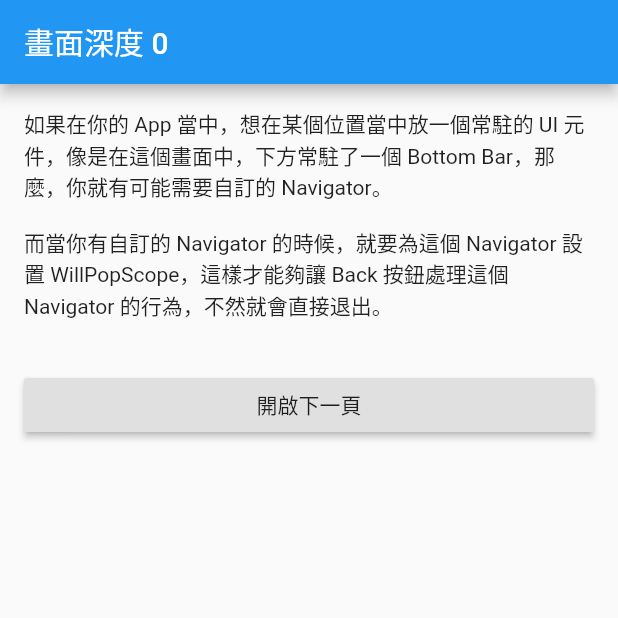
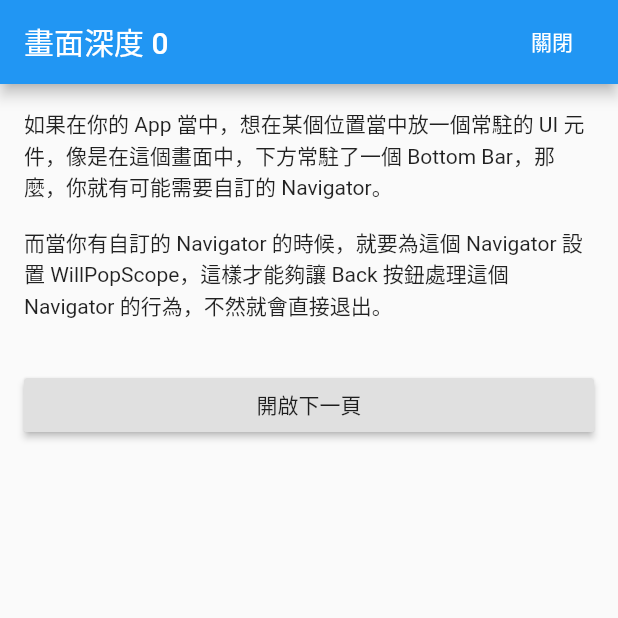
Before and after one commit to zonble/willpopscope_demo, a Flutter app: the screen it shows after launch, after a tap on "前往「控制自訂的 Navigator」範例", on a phone screen of 412 x 824 dp, the top half of it. Run offline on Flutter 3.47's test engine with Material 2 defaults, Android fonts, the phone set to English and light mode, and no system bars.

Commit message:
Updates the examples.

```diff
--- a/lib/demo3.dart
+++ b/lib/demo3.dart
@@ -10,8 +10,7 @@ class _Demo3State extends State<Demo3> {
   GlobalKey<NavigatorState> _key = GlobalKey();
 
   @override
-  Widget build(BuildContext context) {
-    return Scaffold(
+  Widget build(BuildContext context) => Scaffold(
       body: WillPopScope(
           onWillPop: () async {
             if (_key.currentState.canPop()) {
@@ -26,27 +25,19 @@ class _Demo3State extends State<Demo3> {
                   child: Navigator(
                       key: _key,
                       initialRoute: '',
-                onGenerateRoute: (settings) {
-                  return CupertinoPageRoute(
+                      onGenerateRoute: (settings) => CupertinoPageRoute(
                           builder: (context) => _Demo3Inner(depth: 0),
-                    settings: RouteSettings(isInitialRoute: true),
-                  );
-                },
-              ),
-            ),
+                          settings: RouteSettings(isInitialRoute: true)))),
               Container(
                   height: 44 + MediaQuery.of(context).padding.bottom,
                   width: double.infinity,
                   color: Colors.black12,
-              child: Column(
-                children: <Widget>[SizedBox(height: 10), Text('Bottom Bar')],
-              ),
-            )
+                  child: Column(children: <Widget>[
+                    SizedBox(height: 10),
+                    Text('Bottom Bar')
+                  ]))
             ],
-        ),
-      ),
-    );
-  }
+          )));
 }
 
 class _Demo3Inner extends StatefulWidget {
@@ -60,9 +51,16 @@ class _Demo3Inner extends StatefulWidget {
 
 class _Demo3InnerState extends State<_Demo3Inner> {
   @override
-  Widget build(BuildContext context) {
-    return Scaffold(
-      appBar: AppBar(title: Text('畫面深度 ${widget.depth}')),
+  Widget build(BuildContext context) => Scaffold(
+      appBar: AppBar(
+        title: Text('畫面深度 ${widget.depth}'),
+        actions: <Widget>[
+          FlatButton(
+              textColor: Colors.white,
+              child: Text('關閉'),
+              onPressed: () => Navigator.of(context, rootNavigator: true).pop())
+        ],
+      ),
       body: Scrollbar(
           child: ListView(
         children: <Widget>[
@@ -70,8 +68,7 @@ class _Demo3InnerState extends State<_Demo3Inner> {
               padding: const EdgeInsets.all(16.0),
               child: Text('如果在你的 App 當中，想在某個位置當中放一個常駐的 UI 元件，' +
                   '像是在這個畫面中，下方常駐了一個 Bottom Bar，那麼，你就有可能需要自訂的 Navigator。\n\n' +
-                  '而當你有自訂的 Navigator 的時候，就要為這個 Navigator 設置 WillPopScope，這樣才能夠讓 Back 按鈕處理這個 Navigator 的行為，不然就會直接退出。'),
-            ),
+                  '而當你有自訂的 Navigator 的時候，就要為這個 Navigator 設置 WillPopScope，這樣才能夠讓 Back 按鈕處理這個 Navigator 的行為，不然就會直接退出。')),
           Padding(
               padding: const EdgeInsets.all(16.0),
               child: RaisedButton(
@@ -80,12 +77,7 @@ class _Demo3InnerState extends State<_Demo3Inner> {
                         builder: (context) =>
                             _Demo3Inner(depth: widget.depth + 1)));
                   },
-                child: Text('開啟下一頁'),
-              ),
-            ),
+                  child: Text('開啟下一頁')))
         ],
-        ),
-      ),
-    );
+      )));
 }
-}
--- a/lib/main.dart
+++ b/lib/main.dart
@@ -88,6 +88,13 @@ class _MyHomePageState extends State<MyHomePage> {
               ListTile(
                   leading: TileLeading(text: '2'),
                   title: Text('控制自訂的 Navigator')),
+              Padding(
+                padding: const EdgeInsets.only(
+                    left: 16.0, right: 16.0, top: 10, bottom: 10),
+                child: Text('如果在你的 App 當中，想在某個位置當中放一個常駐的 UI 元件，' +
+                    '像是在這個畫面中，下方常駐了一個 Bottom Bar，那麼，你就有可能需要自訂的 Navigator。\n\n' +
+                    '而當你有自訂的 Navigator 的時候，就要為這個 Navigator 設置 WillPopScope，這樣才能夠讓 Back 按鈕處理這個 Navigator 的行為，不然就會直接退出。'),
+              ),
               ListTile(
                 onTap: () => Navigator.of(context).pushNamed('demo3'),
                 title: Text('前往「控制自訂的 Navigator」範例', textAlign: TextAlign.end),
```
Also changed, not shown: lib/demo1.dart (+7 -15 lines), lib/demo2.dart (+9 -18 lines). Lines whose indentation alone changed are shown as unchanged.
